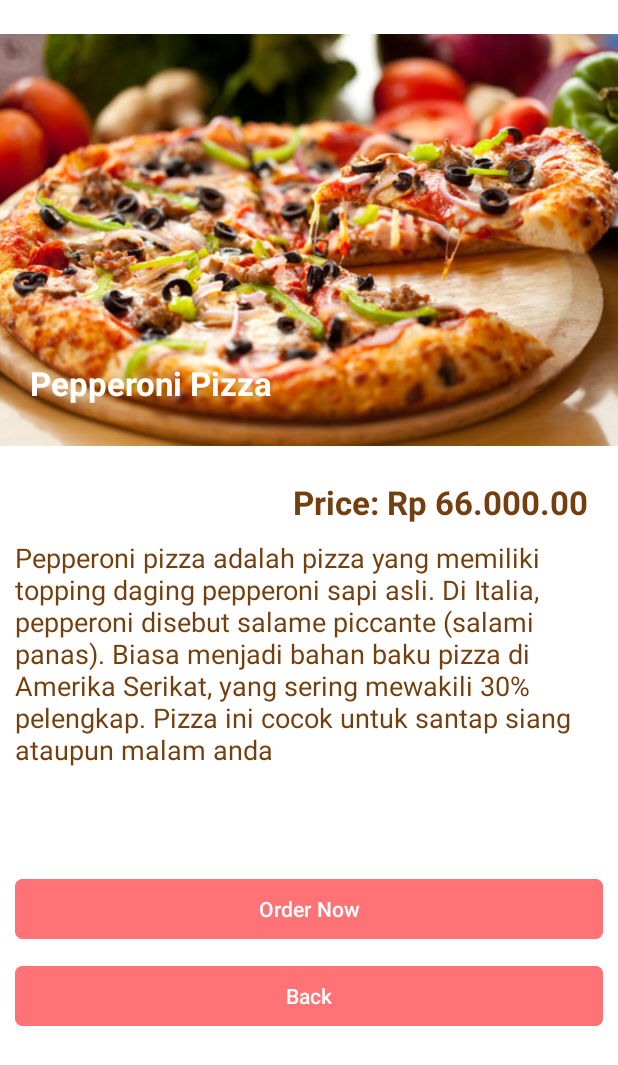
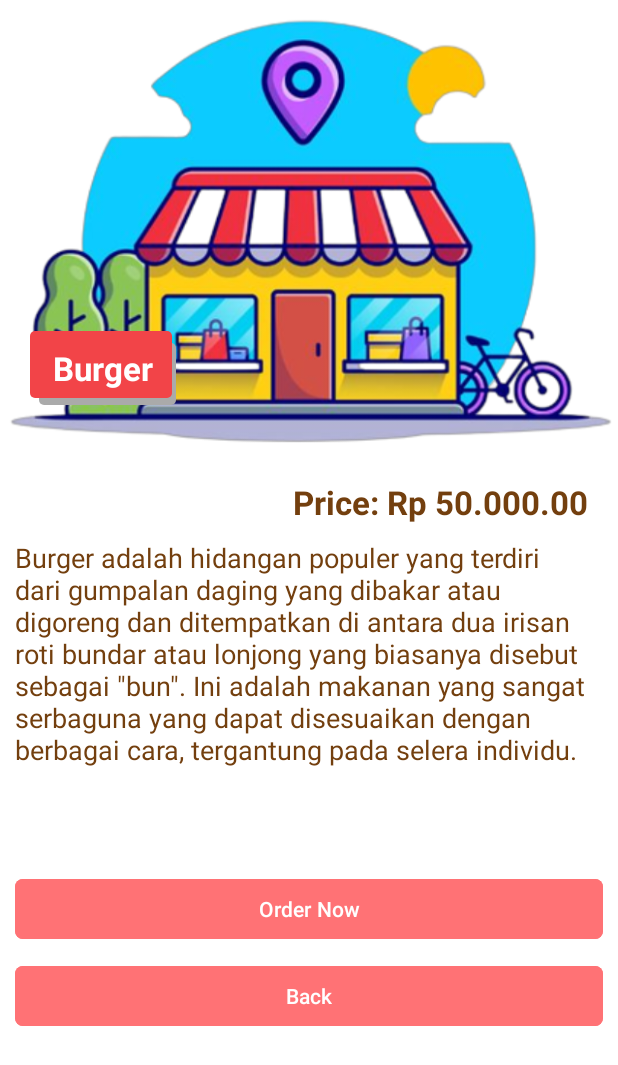
Before and after one commit to mkp-kemal/pizza-restaurant, an Android app: the MenusActivity screen opened directly, with no data from a screen before it, after a tap on "Burger", on a phone screen of 412 x 824 dp. Shown: the top 1065 px of the screen. Run offline under Robolectric (Android 15) with nearby library versions, the phone set to English and light mode, and no system bars.

Commit message:
Pesan commit Anda di sini

```diff
--- a/app/src/main/java/com/example/pizzarestaurant/CustomAdapter.kt
+++ b/app/src/main/java/com/example/pizzarestaurant/CustomAdapter.kt
@@ -3,6 +3,7 @@ package com.example.pizzarestaurant
 import android.view.LayoutInflater
 import android.view.View
 import android.view.ViewGroup
+import android.widget.ImageView
 import android.widget.TextView
 import androidx.recyclerview.widget.RecyclerView
 
@@ -20,7 +21,7 @@ class CustomAdapter(private val mList:List<ItemsViewModel>): RecyclerView.Adapte
 
 
         // sets the image to the imageview from our itemHolder class
-//        holder.imageView.setImageResource(ItemsViewModel.image)
+        holder.imageView.setImageResource(ItemsViewModel.img_menus)
 
 
         // sets the text to the textview from our itemHolder class
@@ -38,7 +39,7 @@ class CustomAdapter(private val mList:List<ItemsViewModel>): RecyclerView.Adapte
 
 
     class ViewHolder(ItemView: View): RecyclerView.ViewHolder(ItemView) {
-        //        val imageView: ImageView = itemView.findViewById(R.id.imageview)
+        val imageView: ImageView = itemView.findViewById(R.id.img_menus)
         val textView: TextView = itemView.findViewById(R.id.tv_title_menu)
         val textViewNIm: TextView = itemView.findViewById(R.id.tv_description_menu)
     }
--- a/app/src/main/java/com/example/pizzarestaurant/DetailMenus.kt
+++ b/app/src/main/java/com/example/pizzarestaurant/DetailMenus.kt
@@ -3,23 +3,76 @@ package com.example.pizzarestaurant
 import android.content.Intent
 import androidx.appcompat.app.AppCompatActivity
 import android.os.Bundle
+import android.util.Log
 import android.view.WindowManager
 import android.widget.Button
+import android.widget.ImageView
+import android.widget.TextView
+import org.w3c.dom.Text
 
 class DetailMenus : AppCompatActivity() {
     val EXTRA_MESSAGE = "com.example.android.twoactivities.extra.MESSAGE"
     val EXTRA_MESSAGE_STORE = "com.example.android.twoactivities.extra.MESSAGE2"
-    val EXTRA_REPLY = "com.example.android.twoactivities.extra.REPLY"
+    val EXTRA_TITLE = "com.example.android.twoactivities.extra.TITLE"
+
+    val EXTRA_IMG = "com.example.android.twoactivities.extra.IMG"
+
+    //    val EXTRA_IMG = 0
+    val EXTRA_PRICE = "com.example.android.twoactivities.extra.PRICE"
+    val EXTRA_DESCRIPTION = "com.example.android.twoactivities.extra.DESCRIPTION"
+
     override fun onCreate(savedInstanceState: Bundle?) {
         super.onCreate(savedInstanceState)
         setContentView(R.layout.activity_detail_menus)
         getWindow().addFlags(WindowManager.LayoutParams.FLAG_FULLSCREEN);
+
+        val title_menu = findViewById<TextView>(R.id.title_menu)
+        val price_menu = findViewById<TextView>(R.id.tv_price)
+        val img_menu = findViewById<ImageView>(R.id.iv_img)
+        val description_menu = findViewById<TextView>(R.id.descr_menu)
 
         val intent = intent
         val message = intent.getStringExtra(EXTRA_MESSAGE)
 
         val intent2 = intent
         val message2 = intent2.getStringExtra(EXTRA_MESSAGE_STORE)
+
+        val intent3 = intent
+        val message3 = intent3.getStringExtra(EXTRA_TITLE)
+        title_menu.text = message3
+//        if (message3 != null) {
+//            Log.d("Title", message3)
+//        }
+
+        val intent4 = intent
+        val message4 = intent4.getStringExtra(EXTRA_PRICE)
+        price_menu.text = ("Price: ${message4}")
+//        if (message4 != null) {
+//            Log.d("Price", message4)
+//        }
+
+        val intent5 = intent
+        val message5 = intent5.getStringExtra(EXTRA_IMG)
+        val imageResource = message5?.toIntOrNull() // Menggunakan toIntOrNull() agar null-safe
+
+        if (imageResource != null) {
+            img_menu.setImageResource(imageResource)
+        } else {
+            // Jika imageResource null, Anda dapat menetapkan gambar default atau melakukan tindakan lainnya
+            img_menu.setImageResource(R.drawable.logo) // Gantilah dengan ID gambar default yang sesuai
+        }
+
+
+//        if (message5 != null) {
+//            Log.d("IMG", message5)
+//        }
+
+        val intent6 = intent
+        val message6 = intent6.getStringExtra(EXTRA_DESCRIPTION)
+        description_menu.text = message6
+        if (message6 != null) {
+            Log.d("DESC", message6)
+        }
 
         val btn_back = findViewById<Button>(R.id.btn_back)
         val btn_order = findViewById<Button>(R.id.btn_order)
@@ -32,6 +85,7 @@ class DetailMenus : AppCompatActivity() {
             val intent = Intent(this, OrderDetail::class.java)
             intent.putExtra(EXTRA_MESSAGE, message)
             intent.putExtra(EXTRA_MESSAGE_STORE, message2)
+            intent.putExtra(EXTRA_TITLE, message3)
             startActivity(intent)
         }
     }
--- a/app/src/main/java/com/example/pizzarestaurant/ItemsViewModel.kt
+++ b/app/src/main/java/com/example/pizzarestaurant/ItemsViewModel.kt
@@ -1,5 +1,5 @@
 package com.example.pizzarestaurant
 
-data class ItemsViewModel(val title_menu: String,val description_menu: String) {
+data class ItemsViewModel(val title_menu: String,val description_menu: String, val img_menus: Int, val price_menus: String, val description_menus2: String) {
 
 }
--- a/app/src/main/java/com/example/pizzarestaurant/MenusActivity.kt
+++ b/app/src/main/java/com/example/pizzarestaurant/MenusActivity.kt
@@ -13,7 +13,11 @@ import androidx.recyclerview.widget.RecyclerView
 class MenusActivity : AppCompatActivity() {
     val EXTRA_MESSAGE = "com.example.android.twoactivities.extra.MESSAGE"
     val EXTRA_MESSAGE_STORE = "com.example.android.twoactivities.extra.MESSAGE2"
-    val EXTRA_REPLY = "com.example.android.twoactivities.extra.REPLY"
+    val EXTRA_PRICE = "com.example.android.twoactivities.extra.PRICE"
+    val EXTRA_TITLE = "com.example.android.twoactivities.extra.TITLE"
+    val EXTRA_IMG = "com.example.android.twoactivities.extra.IMG"
+    val EXTRA_DESCRIPTION = "com.example.android.twoactivities.extra.DESCRIPTION"
+
     override fun onCreate(savedInstanceState: Bundle?) {
         super.onCreate(savedInstanceState)
         setContentView(R.layout.activity_menus)
@@ -34,12 +38,36 @@ class MenusActivity : AppCompatActivity() {
             "Burger",
             "Steak"
         )
+
         val description = listOf(
             "Cocok bagi anda yang ingin merasakan pizza original dengan taburan keju dan daging asap yang lezat",
             "Cocok bagi anda yang ingin merasakan spaghetti original dengan bumbu yang oriental",
             "Cocok bagi anda yang ingin merasakan kelembutan burger berlapiskan keju, sayuran dan daging yang tebal",
             "Cocok bagi anda yang ingin merasakan lezatnya daging steak dipadukan dengan kentang yang lezat"
         )
+
+        val description_menu = listOf(
+            "Pizza adalah hidangan yang berasal dari Italia yang telah meraih popularitas global dan menjadi salah satu makanan cepat saji yang paling dicintai di seluruh dunia. Hidangan ini terdiri dari adonan tipis yang biasanya terbuat dari tepung gandum, air, ragi, garam, dan minyak zaitun yang diberi berbagai topping yang beragam. Pizza dihias dengan berbagai bahan seperti saus tomat, keju, sayuran, daging, dan bumbu lainnya.",
+            "Spaghetti adalah salah satu hidangan yang sangat populer di seluruh dunia, dan merupakan makanan pokok dalam masakan Italia. Hidangan ini terdiri dari helai-helai pasta panjang dan tipis yang biasanya dibuat dari tepung gandum dan air. Pasta ini kemudian dimasak hingga matang dan sering disajikan dengan berbagai jenis saus, termasuk saus tomat, saus daging, saus krim, dan banyak variasi lainnya.",
+            "Burger adalah hidangan populer yang terdiri dari gumpalan daging yang dibakar atau digoreng dan ditempatkan di antara dua irisan roti bundar atau lonjong yang biasanya disebut sebagai \"bun\". Ini adalah makanan yang sangat serbaguna yang dapat disesuaikan dengan berbagai cara, tergantung pada selera individu.",
+            "Steak adalah hidangan daging yang telah dipotong tipis dari bagian-bagian yang paling lezat dan berharga dari hewan, seperti sapi, domba, babi, atau ayam. Hidangan ini sering dianggap sebagai makanan yang istimewa dan populer di seluruh dunia. "
+        )
+
+        val price = listOf(
+            "Rp 80.000.00",
+            "Rp 30.000.00",
+            "Rp 50.000.00",
+            "Rp 90.000.00",
+        )
+
+        val image = listOf(
+            R.drawable.pizza,
+            R.drawable.spaghetti,
+            R.drawable.burger,
+            R.drawable.steak,
+        )
+
+//            Log.d("image", image.toString())
 
         // Mendapatkan recyclerview berdasarkan ID
         val recyclerview = findViewById<RecyclerView>(R.id.recyclerview)
@@ -57,21 +85,36 @@ class MenusActivity : AppCompatActivity() {
         val data = ArrayList<ItemsViewModel>()
 
         // Memastikan untuk menghindari indeks out of range dengan batas loop yang sesuai
-        val loopLimit = minOf(title.size, description.size)
+        val loopLimit = minOf(title.size, description.size, image.size)
 
         for (i in 0 until loopLimit) {
-            data.add(ItemsViewModel(title[i], description[i]))
+            data.add(ItemsViewModel(title[i], description[i], image[i], price[i], description_menu[i]))
         }
 
         // Menginisialisasi Adapter dengan data ArrayList
         val adapter = CustomAdapter(data)
         recyclerview.adapter = adapter
 
-//        Log.d("test string", "Jumlah data: " + data.size)
+        Log.d("jumlah menu", "Jumlah data: " + data.size)
+        val dataList = title // Gantilah yourDataList dengan list yang sesuai
+//        for (data in dataList) {
+//            Log.d("data menu", "Isi data: ${data}")
+//        }
 
         // Atur OnClickListener pada item-item RecyclerView
         adapter.setOnItemClickListener { position ->
+            val selectedItem = data[position]
+//            Log.d("data menu", "Isi data: " + selectedItem.title_menu)
+            val title = selectedItem.title_menu
+            val price = selectedItem.price_menus
+            val img = selectedItem.img_menus
+            val desc_menu = selectedItem.description_menus2
             val intent = Intent(this, DetailMenus::class.java)
+            intent.putExtra(EXTRA_TITLE, title)
+            intent.putExtra(EXTRA_PRICE, price)
+            intent.putExtra(EXTRA_IMG, img)
+            intent.putExtra(EXTRA_DESCRIPTION, desc_menu)
+            Log.d("imgmenu", selectedItem.img_menus.toString())
             intent.putExtra(EXTRA_MESSAGE, message)
             intent.putExtra(EXTRA_MESSAGE_STORE, message2)
             startActivity(intent)
--- a/app/src/main/res/drawable/backround_edit_text.xml
+++ b/app/src/main/res/drawable/backround_edit_text.xml
@@ -14,7 +14,8 @@
                 </shape>
             </item>
             <item android:right="10dp">
-                <bitmap android:gravity="center|end" android:src="@drawable/arrow_dropdown"/>
+                <bitmap android:gravity="center|end"
+                    android:src="@drawable/arrow_dropdown"/>
             </item>
         </layer-list>
     </item>
--- a/app/src/main/res/drawable/rounded_button.xml
+++ b/app/src/main/res/drawable/rounded_button.xml
@@ -1,5 +1,17 @@
 <?xml version="1.0" encoding="utf-8"?>
-<shape android:shape="rectangle" xmlns:android="http://schemas.android.com/apk/res/android">
-    <solid android:color="#47D476"/>
-    <corners android:radius="15dp"/>
-</shape>
+<layer-list xmlns:android="http://schemas.android.com/apk/res/android">
+    <!-- Gray shadow. -->
+    <item android:left="6dp" android:top="8dp">
+        <shape>
+            <solid android:color="@android:color/darker_gray" />
+            <corners android:radius="3dp" />
+        </shape>
+    </item>
+    <!-- White foreground. -->
+    <item android:bottom="5dp" android:right="3dp">
+        <shape>
+            <solid android:color="@color/red" />
+            <corners android:radius="3dp" />
+        </shape>
+    </item>
+</layer-list>
--- a/app/src/main/res/layout/activity_detail_menus.xml
+++ b/app/src/main/res/layout/activity_detail_menus.xml
@@ -16,18 +16,23 @@
         app:layout_constraintTop_toTopOf="parent">
 
         <ImageView
+            android:id="@+id/iv_img"
             android:layout_width="match_parent"
             android:layout_height="match_parent"
-            android:src="@drawable/pizza" />
+            android:src="@drawable/pizza2" />
 
         <TextView
+            android:id="@+id/title_menu"
             android:layout_width="wrap_content"
             android:layout_height="wrap_content"
             android:layout_alignParentBottom="true"
             android:layout_marginLeft="20dp"
             android:layout_marginBottom="50dp"
-            android:text="Pepperoni Pizza"
+            android:text="title menu"
             android:textColor="@color/white"
+            android:paddingHorizontal="15dp"
+            android:paddingVertical="10dp"
+            android:background="@drawable/rounded_button"
             android:textSize="22sp"
             android:textStyle="bold" />
     </RelativeLayout>
@@ -38,11 +43,12 @@
         app:layout_constraintTop_toBottomOf="@id/img_shop">
 
         <TextView
+            android:id="@+id/tv_price"
             android:layout_width="wrap_content"
             android:layout_height="wrap_content"
             android:layout_marginRight="20dp"
             android:layout_alignParentRight="true"
-            android:text="Price: Rp 66.000.00"
+            android:text="Price"
             android:textColor="@color/primary_color"
             android:textSize="22sp"
             android:textStyle="bold" />
@@ -54,6 +60,7 @@
         android:padding="10dp"
         app:layout_constraintTop_toBottomOf="@id/price">
         <TextView
+            android:id="@+id/descr_menu"
             android:layout_width="wrap_content"
             android:layout_height="wrap_content"
             android:text="Pepperoni pizza adalah pizza yang memiliki topping daging pepperoni sapi asli. Di Italia, pepperoni disebut salame piccante (salami panas). Biasa menjadi bahan baku pizza di Amerika Serikat, yang sering mewakili 30% pelengkap. Pizza ini cocok untuk santap siang ataupun malam anda"
--- a/app/src/main/res/layout/activity_menus.xml
+++ b/app/src/main/res/layout/activity_menus.xml
@@ -53,6 +53,5 @@
         android:background="@color/white"
         app:layout_constraintTop_toBottomOf="@id/navbar"
         tools:itemCount="5"
-        tools:layout_editor_absoluteX="0dp"
         tools:listitem="@layout/card_view_design" />
 </androidx.constraintlayout.widget.ConstraintLayout>
--- a/app/src/main/res/layout/activity_order_detail.xml
+++ b/app/src/main/res/layout/activity_order_detail.xml
@@ -55,9 +55,11 @@
             android:layout_height="wrap_content"
             android:orientation="horizontal">
             <TextView
+                android:id="@+id/title_final"
                 android:layout_width="wrap_content"
                 android:layout_height="wrap_content"
                 android:text="Pizza Pepperoni"
+                android:textStyle="bold"
                 android:textColor="@color/black"
                 android:textSize="20sp" />
             <TextView
--- a/app/src/main/res/layout/card_view_design.xml
+++ b/app/src/main/res/layout/card_view_design.xml
@@ -18,6 +18,7 @@
 
 
         <ImageView
+            android:id="@+id/img_menus"
             android:layout_width="100dp"
             android:layout_height="100dp"
             android:layout_gravity="center_vertical"
@@ -32,7 +33,6 @@
                 android:layout_width="wrap_content"
                 android:layout_height="wrap_content"
                 android:layout_marginStart="10dp"
-                android:layout_marginLeft="15dp"
                 android:text="Paperoni Pizza"
                 android:textColor="@color/primary_color"
                 android:textSize="20sp"
@@ -42,7 +42,6 @@
                 android:layout_width="wrap_content"
                 android:layout_height="wrap_content"
                 android:layout_marginStart="10dp"
-                android:layout_marginLeft="15dp"
                 android:text="Cocok bagi anda yang ingin merasakan pizza original dengan taburan keju dan daging asap yang lezat"
                 android:textColor="@color/primary_color"
                 android:textSize="18sp"/>
```
Also changed, not shown: app/src/main/java/com/example/pizzarestaurant/MainActivity.kt (+4 -3 lines), app/src/main/java/com/example/pizzarestaurant/OrderDetail.kt (+7 -2 lines), app/src/main/res/layout/activity_main.xml (+16 -9 lines), app/src/main/res/layout/activity_shop_detail.xml (+43 -31 lines), app/src/main/res/drawable/burger.png (added), app/src/main/res/drawable/pizza.png (added), app/src/main/res/drawable/pizza2.jpg (renamed from app/src/main/res/drawable/pizza.jpg), app/src/main/res/drawable/spaghetti.png (added), app/src/main/res/drawable/steak.png (added).
